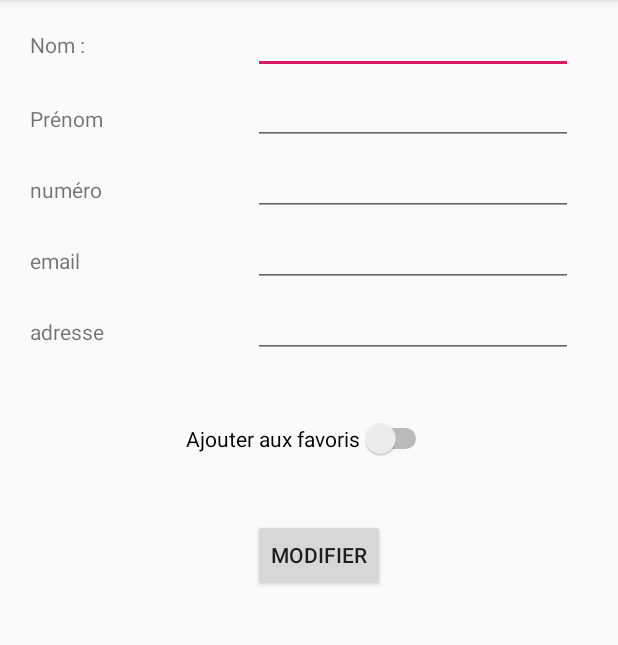
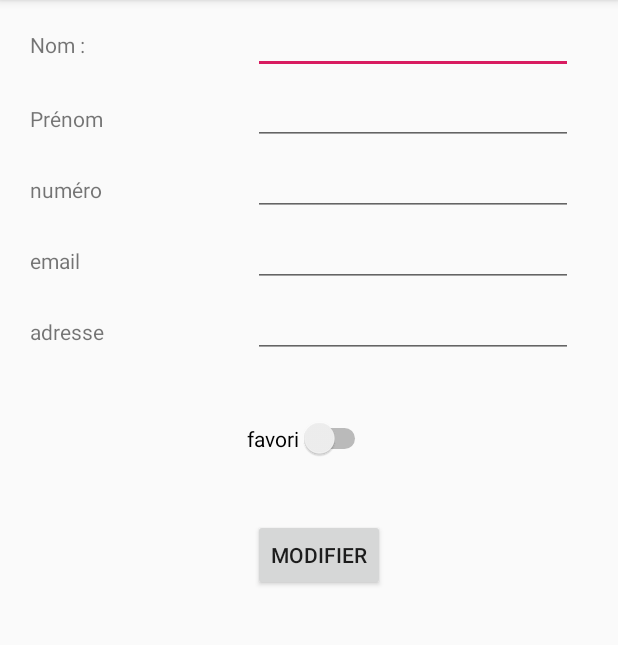
Before and after one commit to JeremyDps/contactsAndroid, an Android app: the UpdateContactActivity screen opened directly, with no data from a screen before it, on a phone screen of 412 x 824 dp, the part 84-729 px from its top. Run offline under Robolectric (Android 15) with nearby library versions, the phone set to English and light mode, and no system bars.

Commit message:
affichage des favoris

```diff
--- a/app/src/main/java/com/example/mescontacts/DetailsContactActivity.java
+++ b/app/src/main/java/com/example/mescontacts/DetailsContactActivity.java
@@ -72,7 +72,11 @@ public class DetailsContactActivity extends AppCompatActivity {
             }
             if(intent.hasExtra("favori")) {
                 String favoris = intent.getStringExtra("favori");
-                favori.setText(favoris);
+                if(favoris.equals("0")) {
+                    favori.setText("Ce contact ne fait pas partie de la liste des favoris");
+                }else {
+                    favori.setText("Ce contact fait partie de la liste des favoris");
+                }
             }
         }
 
--- a/app/src/main/java/com/example/mescontacts/UpdateContactActivity.java
+++ b/app/src/main/java/com/example/mescontacts/UpdateContactActivity.java
@@ -10,22 +10,18 @@ import android.view.View;
 import android.widget.Button;
 import android.widget.ImageView;
 import android.widget.SimpleCursorAdapter;
+import android.widget.Switch;
 import android.widget.TextView;
 
 public class UpdateContactActivity extends AppCompatActivity {
 
     ContactDbAdapter maBase;
 
-    ImageView imageCall;
-    ImageView imageEmail;
-    ImageView imageMessage;
-    ImageView imageAdress;
+    ImageView imageCall, imageEmail, imageMessage, imageAdress;
 
-    TextView firstNameData;
-    TextView lastNameData;
-    TextView phoneNumberData;
-    TextView emailData;
-    TextView adressData;
+    TextView firstNameData, lastNameData, phoneNumberData, emailData, adressData;
+
+    Switch favori;
 
     Button buttonUpdate;
 
@@ -36,7 +32,7 @@ public class UpdateContactActivity extends AppCompatActivity {
         super.onCreate(savedInstanceState);
         setContentView(R.layout.activity_update_contact);
 
-        String nom, prenom, numero, mail, adresse;
+        String nom, prenom, numero, mail, adresse, favoris;
         long id;
 
         imageCall = findViewById(R.id.image_call);
@@ -49,6 +45,8 @@ public class UpdateContactActivity extends AppCompatActivity {
         emailData = findViewById(R.id.email_data);
         phoneNumberData = findViewById(R.id.phone_number_data);
         adressData = findViewById(R.id.adress_data);
+
+        favori = findViewById(R.id.favori);
 
         buttonUpdate = findViewById(R.id.button_update);
 
@@ -84,6 +82,14 @@ public class UpdateContactActivity extends AppCompatActivity {
                 adresse = intent.getStringExtra("adresse");
                 adressData.setText(adresse);
             }
+            if(intent.hasExtra("favori")) {
+                favoris = intent.getStringExtra("favori");
+                if(favoris.equals("1")) {
+                    favori.setChecked(true);
+                }else{
+                    favori.setChecked(false);
+                }
+            }
         }
 
         buttonUpdate.setOnClickListener(new View.OnClickListener() {
@@ -97,8 +103,15 @@ public class UpdateContactActivity extends AppCompatActivity {
                 String numero = phoneNumberData.getText().toString();
                 String mail = emailData.getText().toString();
                 String adresse = adressData.getText().toString();
+                String isFavori;
 
-                if(maBase.updateContact(id, nom, prenom, numero, mail, adresse)) {
+                if(favori.isChecked()){
+                    isFavori = "1";
+                }else{
+                    isFavori = "0";
+                }
+
+                if(maBase.updateContact(id, nom, prenom, numero, mail, adresse, isFavori)) {
                     Log.i("DEBUG", "update success");
                     swithActivity(v);
                 }else{
--- a/app/src/main/res/layout/activity_update_contact.xml
+++ b/app/src/main/res/layout/activity_update_contact.xml
@@ -130,14 +130,14 @@
         app:layout_constraintEnd_toEndOf="parent"
         app:layout_constraintHorizontal_bias="0.52"
         app:layout_constraintStart_toStartOf="parent"
-        app:layout_constraintTop_toBottomOf="@+id/switch1" />
+        app:layout_constraintTop_toBottomOf="@+id/favori" />
 
     <Switch
-        android:id="@+id/switch1"
+        android:id="@+id/favori"
         android:layout_width="wrap_content"
         android:layout_height="wrap_content"
         android:layout_marginTop="40dp"
-        android:text="Ajouter aux favoris"
+        android:text="favori"
         app:layout_constraintEnd_toEndOf="parent"
         app:layout_constraintStart_toStartOf="parent"
         app:layout_constraintTop_toBottomOf="@+id/adress_data" />
--- a/app/src/main/res/menu/menu_main.xml
+++ b/app/src/main/res/menu/menu_main.xml
@@ -6,6 +6,10 @@
         android:id="@+id/action_delete"
         android:orderInCategory="100"
         android:title="@string/deletteAll">
-
+    </item>
+    <item
+        android:id="@+id/action_only_prefered"
+        android:orderInCategory="100"
+        android:title="Afficher les favoris">
     </item>
 </menu>
```
Also changed, not shown: app/src/main/java/com/example/mescontacts/ContactDbAdapter.java (+14 -1 lines), app/src/main/java/com/example/mescontacts/MainActivity.java (+20 -2 lines), app/src/main/res/layout/activity_details_contact.xml (+5 -3 lines).
